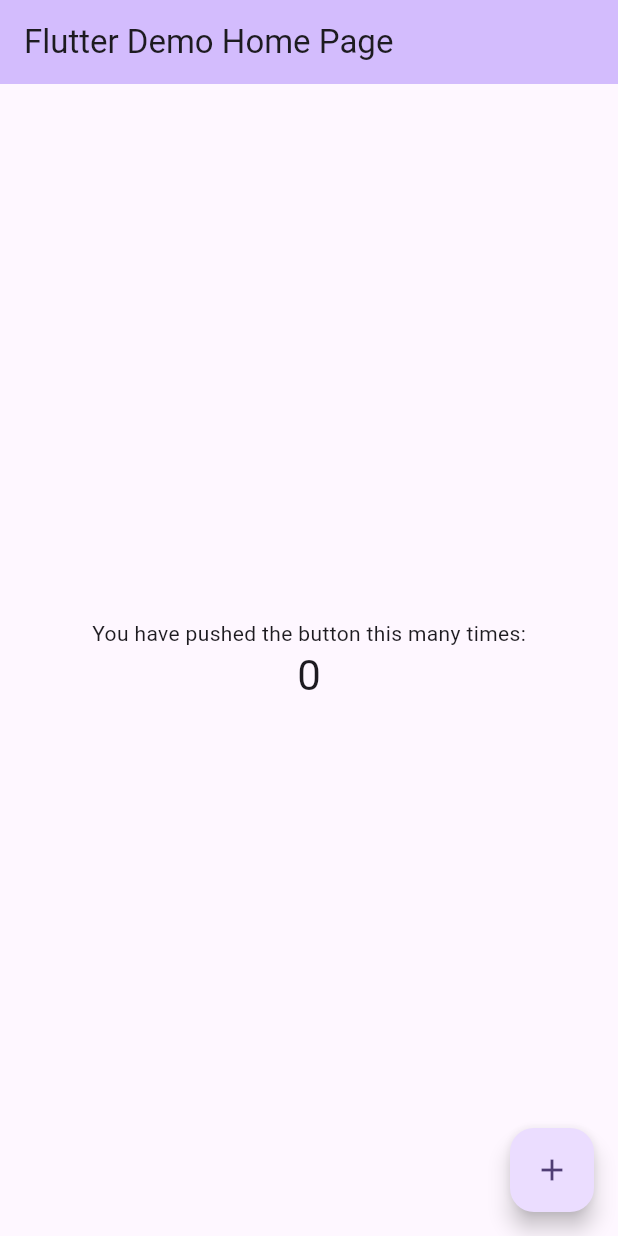
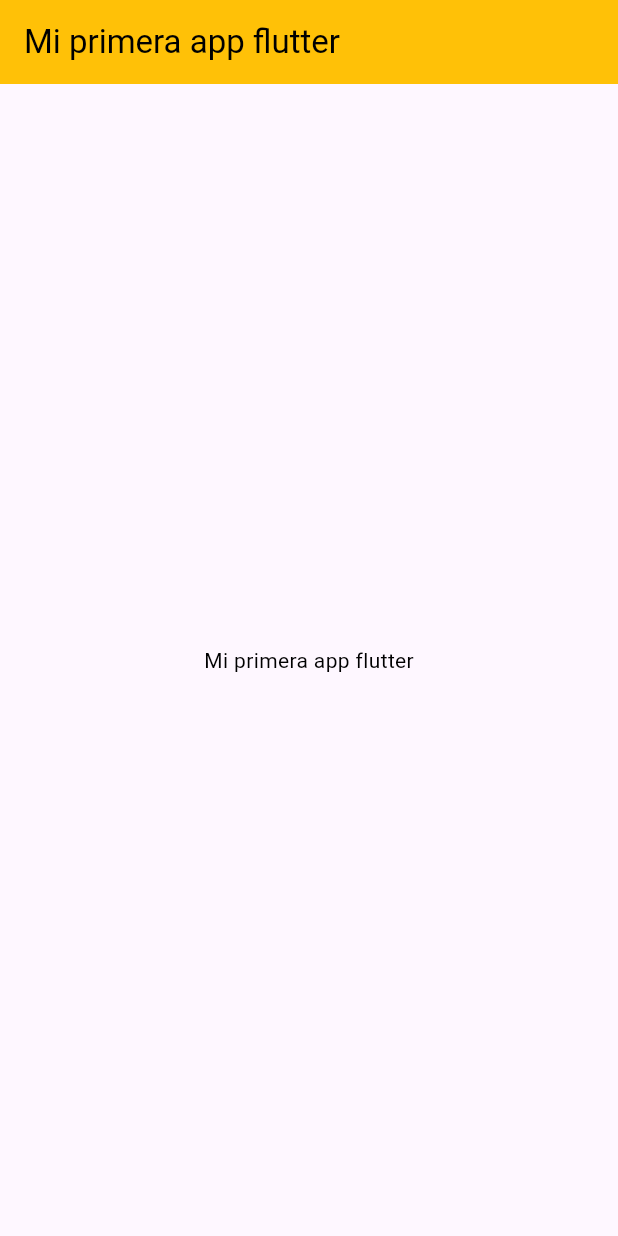
Before and after one commit to vicentesilv/flutter_practicas, a Flutter app: the screen it shows after launch, on a phone screen of 412 x 824 dp. Run offline on Flutter 3.47's test engine with Material 3 defaults, Android fonts, the phone set to English and light mode, and no system bars.

Commit message:
app flutter

```diff
--- a/analysis_options.yaml
+++ b/analysis_options.yaml
@@ -21,6 +21,13 @@ linter:
   # `// ignore_for_file: name_of_lint` syntax on the line or in the file
   # producing the lint.
   rules:
+    prefer_const_constructors: false
+    prefer_final_fields: false
+    use_key_in_widget_constructors: false
+    prefer_const_literals_to_create_immutables: false
+    prefer_const_constructors_in_immutables: false
+    avoid_print: false
+
     # avoid_print: false  # Uncomment to disable the `avoid_print` rule
     # prefer_single_quotes: true  # Uncomment to enable the `prefer_single_quotes` rule
 
--- a/lib/main.dart
+++ b/lib/main.dart
@@ -1,125 +1,50 @@
-import 'package:flutter/material.dart';
+import "package:flutter/material.dart";
 
-void main() {
-  runApp(const MyApp());
-}
+void main() => runApp(MiApp());
 
-class MyApp extends StatelessWidget {
-  const MyApp({super.key});
+class MiApp extends StatelessWidget {
+  const MiApp({super.key});
 
-  // This widget is the root of your application.
-  @override
+@override
   Widget build(BuildContext context) {
     return MaterialApp(
-      title: 'Flutter Demo',
-      theme: ThemeData(
-        // This is the theme of your application.
-        //
-        // TRY THIS: Try running your application with "flutter run". You'll see
-        // the application has a purple toolbar. Then, without quitting the app,
-        // try changing the seedColor in the colorScheme below to Colors.green
-        // and then invoke "hot reload" (save your changes or press the "hot
-        // reload" button in a Flutter-supported IDE, or press "r" if you used
-        // the command line to start the app).
-        //
-        // Notice that the counter didn't reset back to zero; the application
-        // state is not lost during the reload. To reset the state, use hot
-        // restart instead.
-        //
-        // This works for code too, not just values: Most code changes can be
-        // tested with just a hot reload.
-        colorScheme: ColorScheme.fromSeed(seedColor: Colors.deepPurple),
-        useMaterial3: true,
-      ),
-      home: const MyHomePage(title: 'Flutter Demo Home Page'),
+      debugShowCheckedModeBanner: false,
+      title: "Mi primera app flutter",
+      home: Inicio(),
     );
   }
 }
 
-class MyHomePage extends StatefulWidget {
-  const MyHomePage({super.key, required this.title});
 
-  // This widget is the home page of your application. It is stateful, meaning
-  // that it has a State object (defined below) that contains fields that affect
-  // how it looks.
-
-  // This class is the configuration for the state. It holds the values (in this
-  // case the title) provided by the parent (in this case the App widget) and
-  // used by the build method of the State. Fields in a Widget subclass are
-  // always marked "final".
-
-  final String title;
+class Inicio extends StatefulWidget{
+  Inicio({Key? key}) : super(key: key);
 
   @override
-  State<MyHomePage> createState() => _MyHomePageState();
+  _InicioState createState() => _InicioState();
 }
 
-class _MyHomePageState extends State<MyHomePage> {
-  int _counter = 0;
-
-  void _incrementCounter() {
-    setState(() {
-      // This call to setState tells the Flutter framework that something has
-      // changed in this State, which causes it to rerun the build method below
-      // so that the display can reflect the updated values. If we changed
-      // _counter without calling setState(), then the build method would not be
-      // called again, and so nothing would appear to happen.
-      _counter++;
-    });
-  }
-
+class _InicioState extends State<Inicio> {
   @override
   Widget build(BuildContext context) {
-    // This method is rerun every time setState is called, for instance as done
-    // by the _incrementCounter method above.
-    //
-    // The Flutter framework has been optimized to make rerunning build methods
-    // fast, so that you can just rebuild anything that needs updating rather
-    // than having to individually change instances of widgets.
     return Scaffold(
       appBar: AppBar(
-        // TRY THIS: Try changing the color here to a specific color (to
-        // Colors.amber, perhaps?) and trigger a hot reload to see the AppBar
-        // change color while the other colors stay the same.
-        backgroundColor: Theme.of(context).colorScheme.inversePrimary,
-        // Here we take the value from the MyHomePage object that was created by
-        // the App.build method, and use it to set our appbar title.
-        title: Text(widget.title),
+        backgroundColor: Colors.amber,
+        title: Text("Mi primera app flutter",
+        style: TextStyle(color: Colors.black),
+        )
       ),
-      body: Center(
-        // Center is a layout widget. It takes a single child and positions it
-        // in the middle of the parent.
-        child: Column(
-          // Column is also a layout widget. It takes a list of children and
-          // arranges them vertically. By default, it sizes itself to fit its
-          // children horizontally, and tries to be as tall as its parent.
-          //
-          // Column has various properties to control how it sizes itself and
-          // how it positions its children. Here we use mainAxisAlignment to
-          // center the children vertically; the main axis here is the vertical
-          // axis because Columns are vertical (the cross axis would be
-          // horizontal).
-          //
-          // TRY THIS: Invoke "debug painting" (choose the "Toggle Debug Paint"
-          // action in the IDE, or press "p" in the console), to see the
-          // wireframe for each widget.
-          mainAxisAlignment: MainAxisAlignment.center,
-          children: <Widget>[
-            const Text(
-              'You have pushed the button this many times:',
-            ),
-            Text(
-              '$_counter',
-              style: Theme.of(context).textTheme.headlineMedium,
-            ),
-          ],
-        ),
+      body:
+
+      Center(
+        child:
+
+        Text("Mi primera app flutter",
+        style: TextStyle(color: Colors.black),
+
+        )
+
+
       ),
-      floatingActionButton: FloatingActionButton(
-        onPressed: _incrementCounter,
-        tooltip: 'Increment',
-        child: const Icon(Icons.add),
-      ), // This trailing comma makes auto-formatting nicer for build methods.
     );
   }
 }
```
Also changed, not shown: pubspec.yaml (+7 -71 lines), pubspec.lock.
